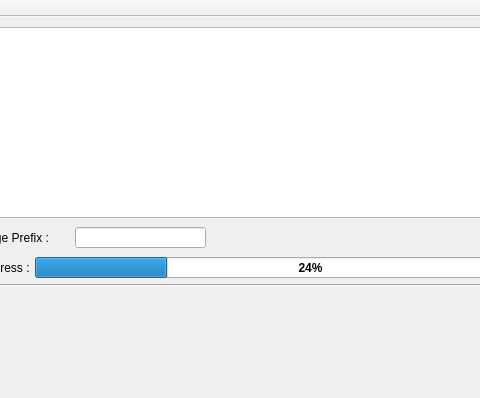
Qt form mainwindow.ui (LemuelKL/Bubble-Sheet-OMR-OpenCV-Qt) before a commit; both pictures show x 605 to 1085 and y 0 to 398 of the 1200 by 640 pixel window.
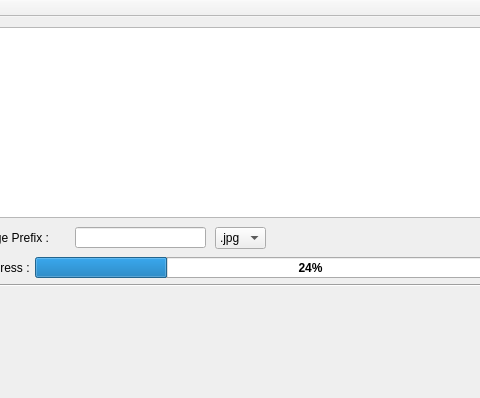
The same form after that commit.

Commit message: Added settings for filename prefix and output image format.

Patch:
```diff
--- a/mainwindow.ui
+++ b/mainwindow.ui
@@ -207,6 +207,34 @@
      <string>Progress : </string>
     </property>
    </widget>
+   <widget class="QComboBox" name="comboBox_SelectOutImgFormat">
+    <property name="geometry">
+     <rect>
+      <x>820</x>
+      <y>210</y>
+      <width>51</width>
+      <height>22</height>
+     </rect>
+    </property>
+    <property name="currentText">
+     <string>.jpg</string>
+    </property>
+    <item>
+     <property name="text">
+      <string>.jpg</string>
+     </property>
+    </item>
+    <item>
+     <property name="text">
+      <string>.png</string>
+     </property>
+    </item>
+    <item>
+     <property name="text">
+      <string>.bmp</string>
+     </property>
+    </item>
+   </widget>
   </widget>
   <widget class="QMenuBar" name="menuBar">
    <property name="geometry">
```
Left out of the diff: 2 changed lines with no effect on the pictures. The commit also changes 23 other files.
